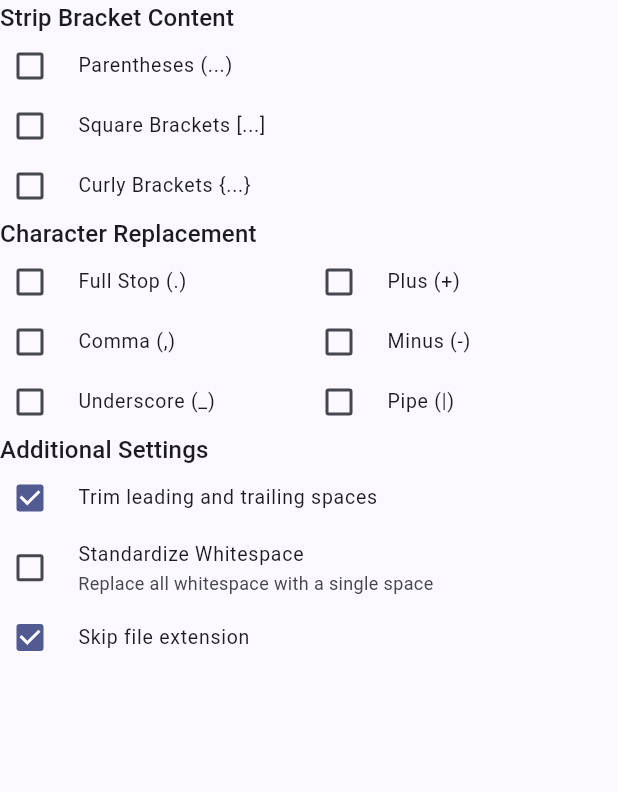
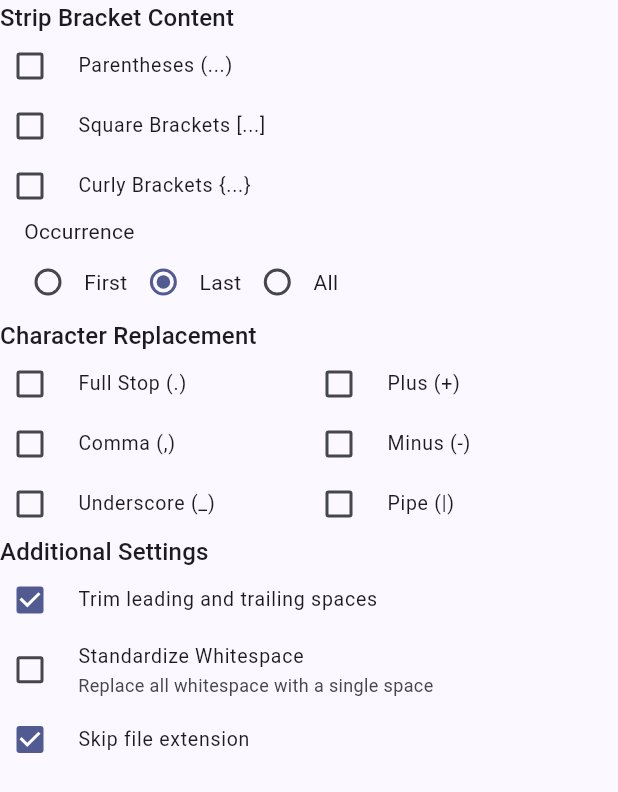
Before and after one commit to Caaarrrlll/Batch-Renamer, a Flutter app: the CleanUpRuleWidget widget shown alone on an empty page, opened directly with empty values, on a phone screen of 412 x 824 dp. Shown: the top 792 px of the screen. Run offline on Flutter 3.47's test engine with Material 3 defaults, Android fonts, the phone set to English and light mode, and no system bars; our stand-ins replace file_picker, package_info_plus, shared_preferences; missing offline and left inert: desktop_drop; accounts and stored records are empty.

Commit message:
add cleanup brackets occurrences, update packages

```diff
--- a/lib/models/rule.dart
+++ b/lib/models/rule.dart
@@ -328,6 +328,7 @@ class CleanUpRule extends Rule {
   final bool stripParentheses;
   final bool stripSquareBrackets;
   final bool stripCurlyBrackets;
+  final Occurrence bracketStripOccurrence;
   final bool replaceFullStop;
   final bool replaceComma;
   final bool replaceUnderscore;
@@ -342,6 +343,7 @@ class CleanUpRule extends Rule {
     this.stripParentheses = false,
     this.stripSquareBrackets = false,
     this.stripCurlyBrackets = false,
+    this.bracketStripOccurrence = Occurrence.last,
     this.replaceFullStop = false,
     this.replaceComma = false,
     this.replaceUnderscore = false,
@@ -369,13 +371,13 @@ class CleanUpRule extends Rule {
     var result = name;
 
     if (stripParentheses) {
-      result = result.replaceAll(RegExp(r'\([^)]*\)'), '');
+      result = _stripByOccurrence(result, RegExp(r'\([^)]*\)'), bracketStripOccurrence);
     }
     if (stripSquareBrackets) {
-      result = result.replaceAll(RegExp(r'\[[^\]]*\]'), '');
+      result = _stripByOccurrence(result, RegExp(r'\[[^\]]*\]'), bracketStripOccurrence);
     }
     if (stripCurlyBrackets) {
-      result = result.replaceAll(RegExp(r'\{[^}]*\}'), '');
+      result = _stripByOccurrence(result, RegExp(r'\{[^}]*\}'), bracketStripOccurrence);
     }
 
     if (replaceFullStop) result = result.replaceAll('.', ' ');
@@ -395,12 +397,28 @@ class CleanUpRule extends Rule {
     return result + ext;
   }
 
+  String _stripByOccurrence(String input, RegExp pattern, Occurrence occurrence) {
+    return switch (occurrence) {
+      Occurrence.all => input.replaceAll(pattern, ''),
+      Occurrence.first => input.replaceFirst(pattern, ''),
+      Occurrence.last => _replaceLast(input, pattern),
+    };
+  }
+
+  String _replaceLast(String input, RegExp pattern) {
+    final matches = pattern.allMatches(input).toList();
+    if (matches.isEmpty) return input;
+    final match = matches.last;
+    return '${input.substring(0, match.start)}${input.substring(match.end)}';
+  }
+
   @override
   Map<String, dynamic> toJson() => {
     r'$type': 'cleanUp',
     'stripParentheses': stripParentheses,
     'stripSquareBrackets': stripSquareBrackets,
     'stripCurlyBrackets': stripCurlyBrackets,
+    'bracketStripOccurrence': bracketStripOccurrence.name,
     'replaceFullStop': replaceFullStop,
     'replaceComma': replaceComma,
     'replaceUnderscore': replaceUnderscore,
@@ -416,6 +434,7 @@ class CleanUpRule extends Rule {
     stripParentheses: json['stripParentheses'] as bool? ?? false,
     stripSquareBrackets: json['stripSquareBrackets'] as bool? ?? false,
     stripCurlyBrackets: json['stripCurlyBrackets'] as bool? ?? false,
+    bracketStripOccurrence: Occurrence.values.asNameMap()[json['bracketStripOccurrence'] as String?] ?? Occurrence.last,
     replaceFullStop: json['replaceFullStop'] as bool? ?? false,
     replaceComma: json['replaceComma'] as bool? ?? false,
     replaceUnderscore: json['replaceUnderscore'] as bool? ?? false,
--- a/lib/ui/rule_forms/clean_up_form.dart
+++ b/lib/ui/rule_forms/clean_up_form.dart
@@ -15,6 +15,7 @@ class _CleanUpRuleWidgetState extends State<CleanUpRuleWidget> {
   late bool _stripParentheses;
   late bool _stripSquareBrackets;
   late bool _stripCurlyBrackets;
+  late Occurrence _bracketStripOccurrence;
   late bool _replaceFullStop;
   late bool _replaceComma;
   late bool _replaceUnderscore;
@@ -32,6 +33,7 @@ class _CleanUpRuleWidgetState extends State<CleanUpRuleWidget> {
     _stripParentheses = init?.stripParentheses ?? false;
     _stripSquareBrackets = init?.stripSquareBrackets ?? false;
     _stripCurlyBrackets = init?.stripCurlyBrackets ?? false;
+    _bracketStripOccurrence = init?.bracketStripOccurrence ?? Occurrence.last;
     _replaceFullStop = init?.replaceFullStop ?? false;
     _replaceComma = init?.replaceComma ?? false;
     _replaceUnderscore = init?.replaceUnderscore ?? false;
@@ -53,6 +55,7 @@ class _CleanUpRuleWidgetState extends State<CleanUpRuleWidget> {
       stripParentheses: _stripParentheses,
       stripSquareBrackets: _stripSquareBrackets,
       stripCurlyBrackets: _stripCurlyBrackets,
+      bracketStripOccurrence: _bracketStripOccurrence,
       replaceFullStop: _replaceFullStop,
       replaceComma: _replaceComma,
       replaceUnderscore: _replaceUnderscore,
@@ -101,6 +104,42 @@ class _CleanUpRuleWidgetState extends State<CleanUpRuleWidget> {
           controlAffinity: ListTileControlAffinity.leading,
           dense: true,
           visualDensity: VisualDensity.compact,
+        ),
+        const Padding(
+          padding: EdgeInsets.only(left: 16.0),
+          child: Text("Occurrence"),
+        ),
+        Padding(
+          padding: const EdgeInsets.only(left: 8.0),
+          child: RadioGroup<Occurrence>(
+            groupValue: _bracketStripOccurrence,
+            onChanged: (v) => _update(() => _bracketStripOccurrence = v!),
+            child: Row(
+              children: [
+                Row(
+                  mainAxisSize: MainAxisSize.min,
+                  children: const [
+                    Radio<Occurrence>(value: Occurrence.first),
+                    Text("First"),
+                  ],
+                ),
+                Row(
+                  mainAxisSize: MainAxisSize.min,
+                  children: const [
+                    Radio<Occurrence>(value: Occurrence.last),
+                    Text("Last"),
+                  ],
+                ),
+                Row(
+                  mainAxisSize: MainAxisSize.min,
+                  children: const [
+                    Radio<Occurrence>(value: Occurrence.all),
+                    Text("All"),
+                  ],
+                ),
+              ],
+            ),
+          ),
         ),
         Text(
           "Character Replacement",
--- a/pubspec.yaml
+++ b/pubspec.yaml
@@ -34,14 +34,14 @@ dependencies:
   # The following adds the Cupertino Icons font to your application.
   # Use with the CupertinoIcons class for iOS style icons.
   cupertino_icons: ^1.0.8
-  desktop_drop: ^0.7.1
+  desktop_drop: ^0.8.0
   msix: ^3.16.7
-  package_info_plus: ^8.0.0
+  package_info_plus: ^10.2.1
   http: ^1.2.0
   url_launcher: ^6.3.0
   path_provider: ^2.1.0
   shared_preferences: ^2.3.0
-  file_picker: ^8.0.0
+  file_picker: ^12.0.0
 
 dev_dependencies:
   flutter_test:
```
Also changed, not shown: pubspec.lock, 1 other file.
